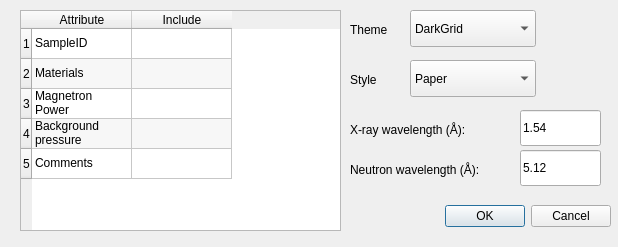
sstendahl/KARIN, file settingsdialog.ui: the form before one commit.
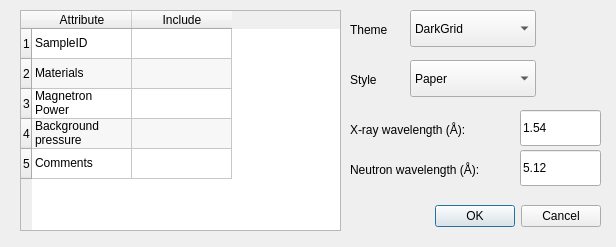
The form after the commit.

Patch:
```diff
--- a/settingsdialog.ui
+++ b/settingsdialog.ui
@@ -6,7 +6,7 @@
    <rect>
     <x>0</x>
     <y>0</y>
-    <width>618</width>
+    <width>616</width>
     <height>247</height>
    </rect>
   </property>
@@ -16,7 +16,7 @@
   <widget class="QDialogButtonBox" name="buttonBox">
    <property name="geometry">
     <rect>
-     <x>270</x>
+     <x>260</x>
      <y>200</y>
      <width>341</width>
      <height>32</height>
```
